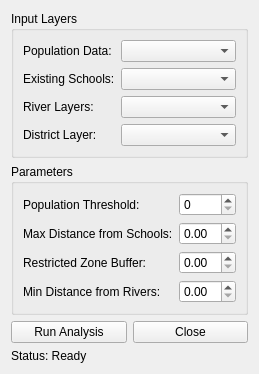
Bsc-phy-15-19/school_locator, file school_locator_dialog_base.ui: the form before one commit.
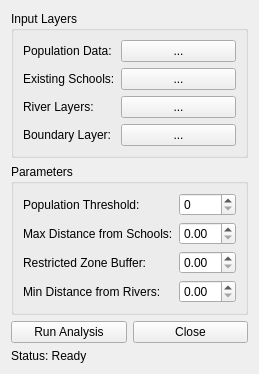
The form after the commit.

What changed in the file:
```diff
--- a/school_locator_dialog_base.ui
+++ b/school_locator_dialog_base.ui
@@ -20,8 +20,14 @@
        </widget>
       </item>
       <item row="0" column="1">
-       <widget class="QComboBox" name="combo_population_layer"/>
+       <widget class="QPushButton" name="btn_population_layer">
+        <property name="text">
+         <string>...</string>
+        </property>
+       </widget>
       </item>
+
+      <!-- School Layer -->
       <item row="1" column="0">
        <widget class="QLabel" name="labelSchoolLayer">
         <property name="text">
@@ -30,8 +36,14 @@
        </widget>
       </item>
       <item row="1" column="1">
-       <widget class="QComboBox" name="combo_school_layer"/>
+       <widget class="QPushButton" name="btn_school_layer">
+        <property name="text">
+         <string>...</string>
+        </property>
+       </widget>
       </item>
+
+      <!-- River Layer -->
       <item row="2" column="0">
        <widget class="QLabel" name="labelRiverLayer">
         <property name="text">
@@ -40,18 +52,29 @@
        </widget>
       </item>
       <item row="2" column="1">
-       <widget class="QComboBox" name="combo_river_layer"/>
+       <widget class="QPushButton" name="btn_river_layer">
+        <property name="text">
+         <string>...</string>
+        </property>
+       </widget>
       </item>
+
+      <!-- Boundary Layer -->
       <item row="3" column="0">
        <widget class="QLabel" name="labelDistrictLayer">
         <property name="text">
-         <string>District Layer:</string>
+         <string>Boundary Layer:</string>
         </property>
        </widget>
       </item>
       <item row="3" column="1">
-       <widget class="QComboBox" name="combo_district_layer"/>
+       <widget class="QPushButton" name="btn_boundary_layer">
+        <property name="text">
+         <string>...</string>
+        </property>
+       </widget>
       </item>
+
      </layout>
     </widget>
    </item>
```
Left out of the diff: 15 changed lines with no effect on the pictures.
